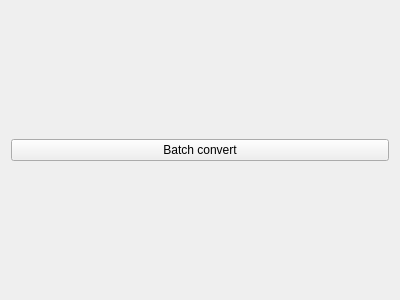
Old version of the form src/wte/ui/ModelImporterTab.ui in the repository spiricn/Wt.
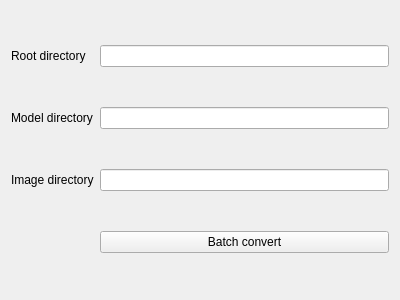
New version of the form.

```diff
--- a/src/wte/ui/ModelImporterTab.ui
+++ b/src/wte/ui/ModelImporterTab.ui
@@ -14,13 +14,43 @@
    <string>Form</string>
   </property>
   <layout class="QGridLayout" name="gridLayout">
-   <item row="0" column="0">
+   <item row="2" column="1">
+    <widget class="QLineEdit" name="imageDir"/>
+   </item>
+   <item row="3" column="1">
     <widget class="QPushButton" name="pushButton">
      <property name="text">
       <string>Batch convert</string>
      </property>
     </widget>
    </item>
+   <item row="0" column="1">
+    <widget class="QLineEdit" name="rootDir"/>
+   </item>
+   <item row="1" column="1">
+    <widget class="QLineEdit" name="modelDir"/>
+   </item>
+   <item row="2" column="0">
+    <widget class="QLabel" name="label">
+     <property name="text">
+      <string>Image directory</string>
+     </property>
+    </widget>
+   </item>
+   <item row="1" column="0">
+    <widget class="QLabel" name="label_2">
+     <property name="text">
+      <string>Model directory</string>
+     </property>
+    </widget>
+   </item>
+   <item row="0" column="0">
+    <widget class="QLabel" name="label_3">
+     <property name="text">
+      <string>Root directory</string>
+     </property>
+    </widget>
+   </item>
   </layout>
  </widget>
  <resources/>
```
